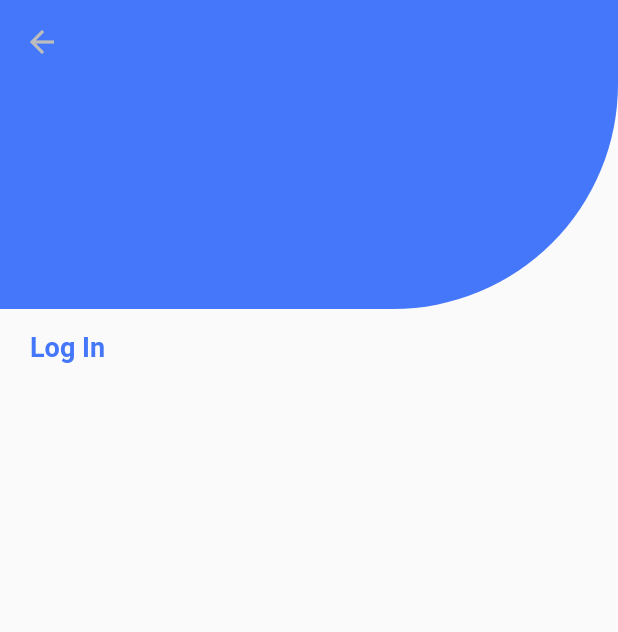
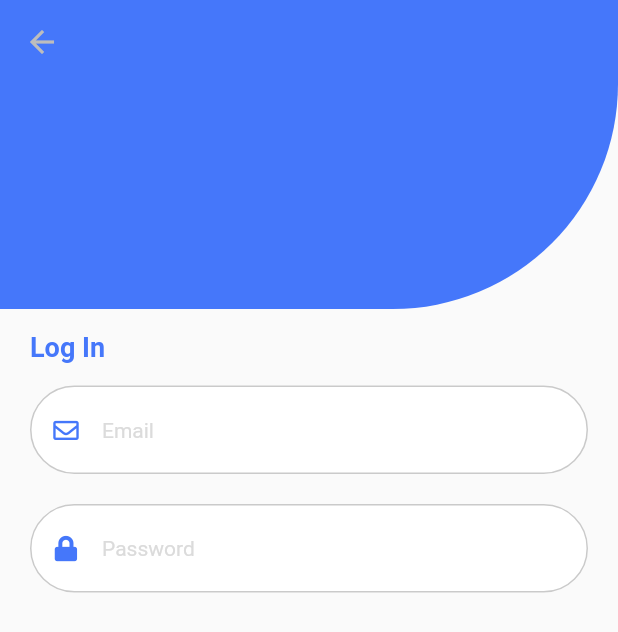
Before and after one commit to Abir-Bouhriz/Authentication-UI-1, a Flutter app: the screen it shows after launch, on a phone screen of 412 x 824 dp. Shown: the top 632 px of the screen. Run offline on Flutter 3.47's test engine with Material 2 defaults, Android fonts, the phone set to English and light mode, and no system bars; our stand-ins replace font_awesome_flutter.

Commit message:
Add text fields

```diff
--- a/lib/pages/login.dart
+++ b/lib/pages/login.dart
@@ -40,6 +40,56 @@ class _LoginState extends State<Login> {
                   fontWeight: FontWeight.bold),
             ),
           ),
+          Padding(
+            padding: const EdgeInsets.fromLTRB(20.0, 0.0, 20.0, 0.0),
+            child: TextField(
+              decoration: InputDecoration(
+                filled: true,
+                prefixIcon: Icon(
+                  FontAwesomeIcons.envelope,
+                  size: 17.0,
+                  color: Color(0xff4577FA),
+                ),
+                fillColor: Colors.white,
+                hintText: 'Email',
+                hintStyle: TextStyle(color: Color(0xffDBDBDB), fontSize: 14.0),
+                enabledBorder: OutlineInputBorder(
+                  borderRadius: BorderRadius.circular(30.0),
+                  borderSide: BorderSide(color: Color(0xffCACACA), width: 1.0),
+                ),
+                focusedBorder: OutlineInputBorder(
+                  borderRadius: BorderRadius.circular(30.0),
+                  borderSide: BorderSide(color: Color(0xff0066B4), width: 2.0),
+                ),
+              ),
+            ),
+          ),
+          SizedBox(height: 20.0),
+          Padding(
+            padding: const EdgeInsets.fromLTRB(20.0, 0.0, 20.0, 0.0),
+            child: TextField(
+              decoration: InputDecoration(
+                filled: true,
+                prefixIcon: Icon(
+                  FontAwesomeIcons.lock,
+                  size: 17.0,
+                  color: Color(0xff4577FA),
+                ),
+                fillColor: Colors.white,
+                hintText: 'Password',
+                hintStyle: TextStyle(color: Color(0xffDBDBDB), fontSize: 14.0),
+                enabledBorder: OutlineInputBorder(
+                  borderRadius: BorderRadius.circular(30.0),
+                  borderSide: BorderSide(color: Color(0xffCACACA), width: 1.0),
+                ),
+                focusedBorder: OutlineInputBorder(
+                  borderRadius: BorderRadius.circular(30.0),
+                  borderSide: BorderSide(color: Color(0xff0066B4), width: 2.0),
+                ),
+              ),
+            ),
+          ),
+          SizedBox(height: 10.0),
         ],
       ),
     );
```
